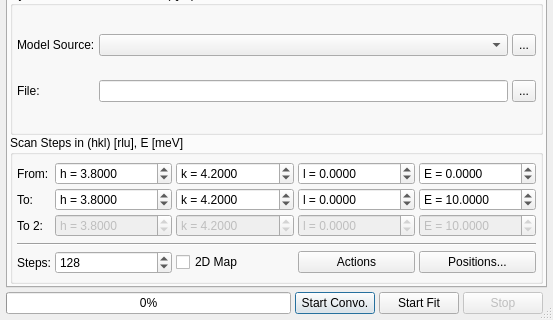
Before: the Qt Designer form ui/monteconvo.ui in tweber-ill/ill_mirror-takin2-core, drawn with Qt 5; both pictures show x 0 to 553 and y 346 to 666 of the 553 by 666 pixel window.
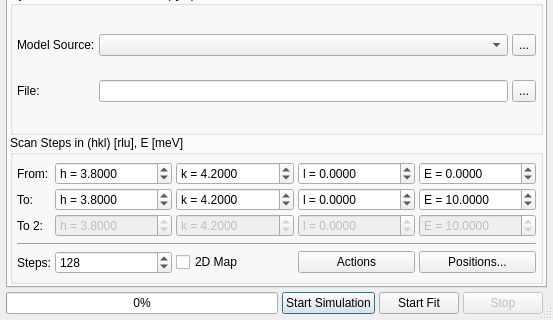
After: the same form once the commit is applied. Custom widgets are drawn as their Qt base class.

Commit message: convofit: showing fit results in gui

```diff
--- a/ui/monteconvo.ui
+++ b/ui/monteconvo.ui
@@ -45,7 +45,7 @@
       </sizepolicy>
      </property>
      <property name="text">
-      <string>Start Convo.</string>
+      <string>Start Simulation</string>
      </property>
     </widget>
    </item>
```
The commit also changes 2 other files.
